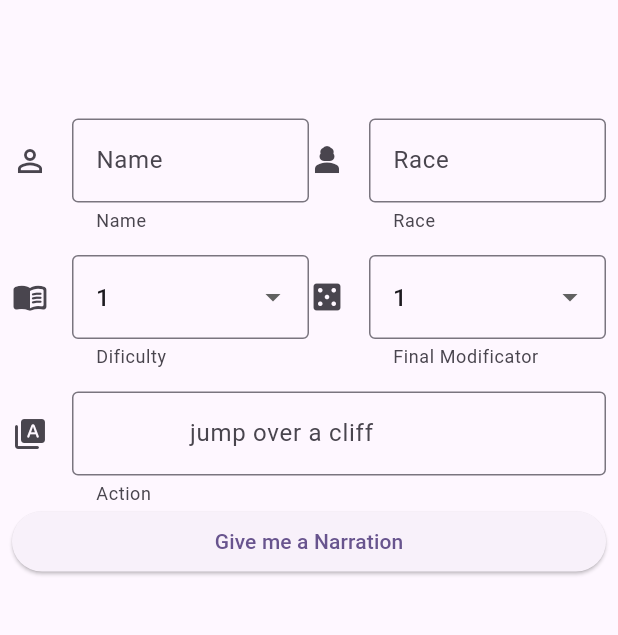
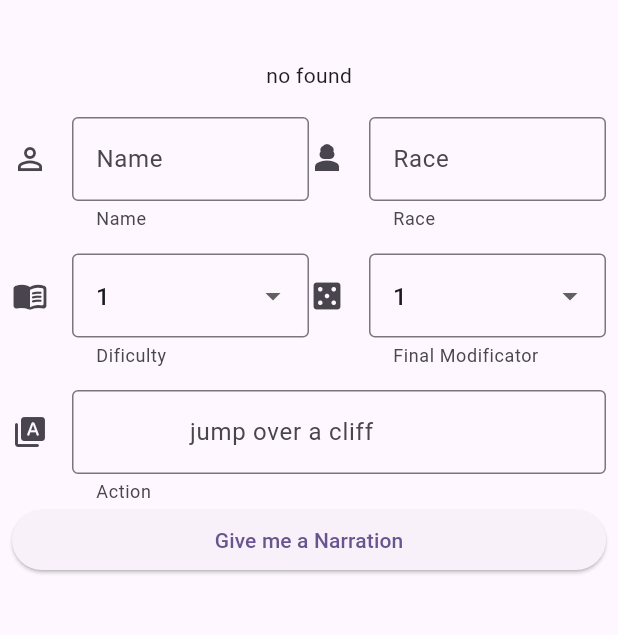
Before and after one commit to Bepitic/ActionArtisan, a Flutter app: the screen it shows after launch, on a phone screen of 412 x 824 dp, the part 63-698 px from its top. Run offline on Flutter 3.47's test engine with Material 2 defaults, Android fonts, the phone set to English and light mode, and no system bars.

Commit message:
default no found  try deploy

```diff
--- a/explain_rol/lib/start.dart
+++ b/explain_rol/lib/start.dart
@@ -47,7 +47,7 @@ class _DataFormState extends State<DataForm> {
                     padding: EdgeInsets.all(18.0),
                     child: Center(
                         child: Text(String.fromEnvironment('API_AUTHORITY',
-                            defaultValue: ''))),
+                            defaultValue: 'no found'))),
                   ),
                   Row(
                     children: [
```
Also changed, not shown: 1 other file.
